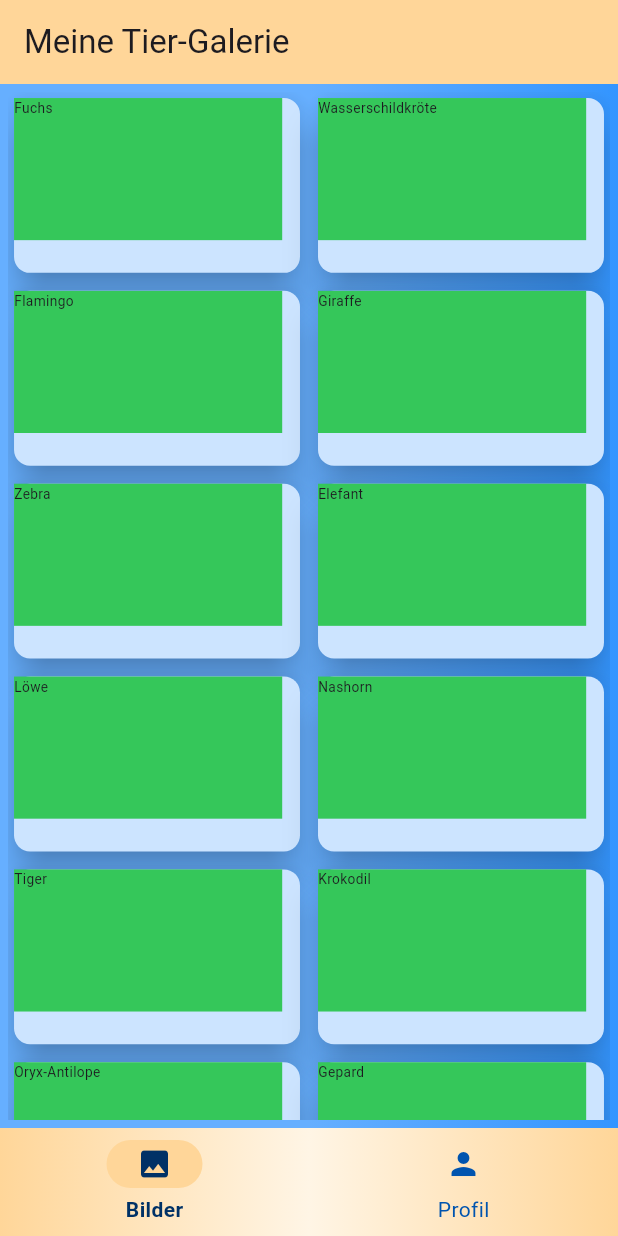
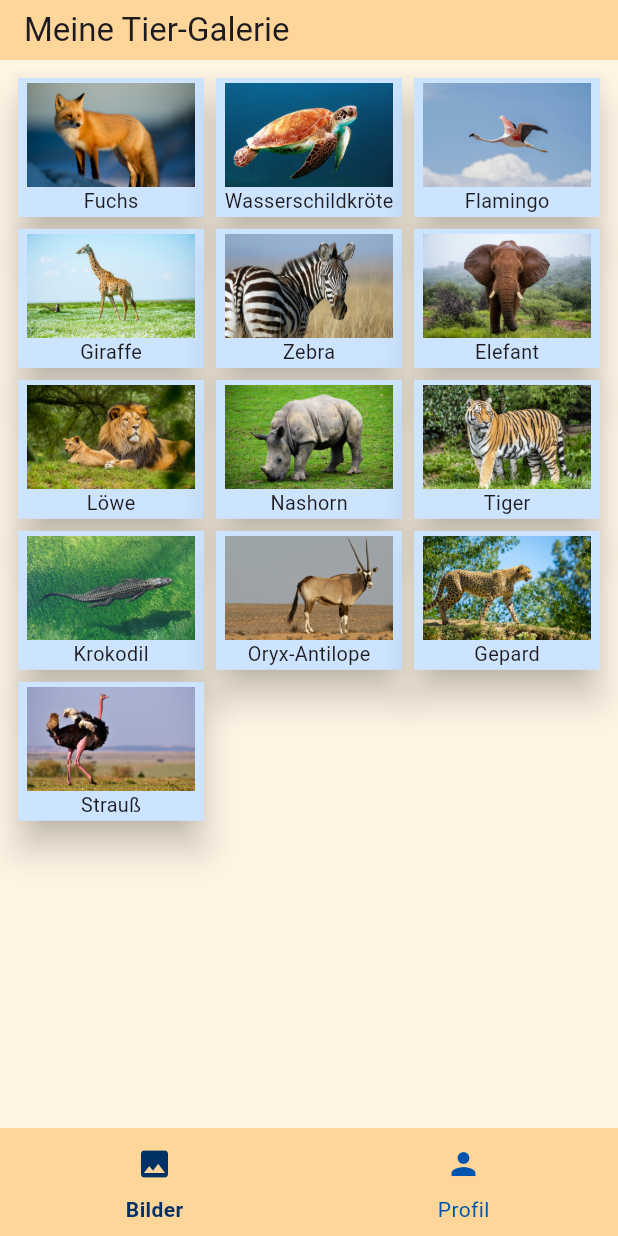
Before and after one commit to JuergenKuck/image_gallery, a Flutter app: the screen it shows after launch, on a phone screen of 412 x 824 dp. Run offline on Flutter 3.47's test engine with Material 3 defaults, Android fonts, the phone set to English and light mode, and no system bars.

```diff
--- a/lib/main_app.dart
+++ b/lib/main_app.dart
@@ -6,6 +6,6 @@ class MainApp extends StatelessWidget {
 
   @override
   Widget build(BuildContext context) {
-    return const MaterialApp(home: MainScreen());
+    return const MaterialApp(debugShowCheckedModeBanner: false, home: MainScreen());
   }
 }
--- a/lib/screen/image_screen.dart
+++ b/lib/screen/image_screen.dart
@@ -1,11 +1,9 @@
 import 'package:flutter/material.dart';
+import 'package:image_gallery/screen/detail_screen.dart';
 import 'package:image_gallery/src/gallery.dart';
+import 'package:image_gallery/src/image_card.dart';
 import 'package:image_gallery/utility/app_colors.dart';
-import 'package:image_gallery/utility/box_decoration_blue.dart';
 import 'package:image_gallery/utility/grid_helper.dart';
-
-double pd = 0;
-double pd16 = 0;
 
 GridHelper gh = GridHelper();
 
@@ -16,19 +14,18 @@ class ImageScreen extends StatelessWidget {
 
   @override
   Widget build(BuildContext context) {
-    pd = MediaQuery.of(context).size.width / 616;
-    pd16 = pd * 8;
     return Container(
-      decoration: boxDecorationBlue(),
+      color: AppColors.orange100,
       child: Padding(
-        padding: EdgeInsets.all(pd16),
+        padding: EdgeInsets.all(8),
         child: LayoutBuilder(builder: (context, constraints) {
           gh = GridHelper(
             constraints: constraints,
-            crossAxisCount: 2,
-            ePerc: 5,
-            ft: 2,
-            quotBH: 1400 / 742,
+            crossAxisCount: 3,
+            ePerc: 2.5,
+            ft: 6,
+            quotBH: 1200 / 742,
+            spacingRelatedPerc: 0,
           );
           return GridView.count(
             crossAxisCount: gh.crossAxisCount,
@@ -49,53 +46,14 @@ class ImageScreen extends StatelessWidget {
       myWidgets.add(
         GestureDetector(
           onTap: () {
-            showDialog(
-              context: context,
-              builder: (context) {
-                return AlertDialog(
-                  content: Column(
-                    children: [
-                      Expanded(child: Image.asset(galleryItem.imagePath)),
-                      Text(galleryItem.imageDescription),
-                    ],
-                  ),
-                  actions: [
-                    TextButton(
-                      onPressed: () {
-                        Navigator.of(context).pop(); // Schließt den Dialog
-                      },
-                      child: Text("Schließen"),
-                    ),
-                  ],
-                );
-              },
+            Navigator.push(
+              context,
+              MaterialPageRoute(builder: (context) => DetailScreen(galleryItem: galleryItem)),
             );
           },
-          child: Card(
-            elevation: 10,
-            color: AppColors.backBlue,
-            shape: RoundedRectangleBorder(
-              borderRadius: BorderRadius.all(Radius.circular(pd * 16)),
-            ),
-            child: Stack(
-              children: [
-                //                  Expanded(
-                Container(
-                  color: AppColors.green500,
-                  width: gh.width,
-                  height: gh.height,
-                ),
-                /*
-                      child: Image.asset(
-                        galleryItem.imagePath,
-                        fit: BoxFit.contain, //fit: BoxFit.contain,
-            */
-
-                //                      ),
-                //                  ),
-                Text(galleryItem.imageTitle, style: TextStyle(fontSize: 13.68 * pd)),
-              ],
-            ),
+          child: ImageCard(
+            galleryItem: galleryItem,
+            gridHelper: gh,
           ),
         ),
       );
--- a/lib/screen/main_screen.dart
+++ b/lib/screen/main_screen.dart
@@ -2,8 +2,6 @@ import 'package:flutter/material.dart';
 import 'package:image_gallery/screen/image_screen.dart';
 import 'package:image_gallery/screen/profile_screen.dart';
 import 'package:image_gallery/utility/app_colors.dart';
-
-import 'package:image_gallery/utility/box_decoration_orange.dart';
 
 class MainScreen extends StatefulWidget {
   const MainScreen({super.key});
@@ -22,13 +20,19 @@ class _MainScreenState extends State<MainScreen> {
   @override
   Widget build(BuildContext context) {
     return Scaffold(
-      appBar: AppBar(title: Text("Meine Tier-Galerie"), backgroundColor: AppColors.orange300),
+      appBar: PreferredSize(
+        preferredSize: Size.fromHeight(40.0),
+        child: AppBar(
+          title: Text("Meine Tier-Galerie"),
+          backgroundColor: AppColors.orange300,
+        ),
+      ),
       body: Center(child: _pages[_pageIndex]),
       bottomNavigationBar: Stack(
         children: [
           Container(
             height: kBottomNavigationBarHeight + 16,
-            decoration: boxDecorationOrange(), // Deine eigene Gradient-/Dekofunktion
+            color: AppColors.orange300,
           ),
           NavigationBarTheme(
             data: NavigationBarThemeData(
--- /dev/null
+++ b/lib/src/image_card.dart
@@ -0,0 +1,45 @@
+import 'package:flutter/material.dart';
+import 'package:image_gallery/src/gallery.dart';
+import 'package:image_gallery/utility/app_colors.dart';
+import 'package:image_gallery/utility/grid_helper.dart';
+
+class ImageCard extends StatelessWidget {
+  final GalleryItem galleryItem;
+  final GridHelper gridHelper;
+
+  const ImageCard({
+    super.key,
+    required this.galleryItem,
+    required this.gridHelper,
+  });
+
+  @override
+  Widget build(BuildContext context) {
+    return Card(
+      elevation: 10,
+      color: AppColors.backBlue,
+      shape: RoundedRectangleBorder(
+        borderRadius: BorderRadius.all(Radius.circular(0)),
+      ),
+      child: Column(
+        children: [
+          //                  Expanded(
+          Padding(
+            padding: EdgeInsets.only(left: gridHelper.e, right: gridHelper.e, top: gridHelper.e),
+            child: SizedBox(
+              width: gridHelper.width,
+              height: gridHelper.height - 8, //das gridViw ist genau um 8 Pixel weniger hoch, als gedacht
+              child: Image.asset(
+                height: gridHelper.height - 8,
+                galleryItem.imagePath,
+                fit: BoxFit.contain, //fit: BoxFit.contain,
+              ),
+            ),
+          ),
+          Text(galleryItem.imageTitle,
+              overflow: TextOverflow.ellipsis, maxLines: 1, style: TextStyle(fontSize: gridHelper.et / 1.5)),
+        ],
+      ),
+    );
+  }
+}
--- a/lib/utility/box_decoration_blue.dart
+++ b/lib/utility/box_decoration_blue.dart
@@ -4,7 +4,7 @@ import 'package:image_gallery/utility/app_colors.dart';
 BoxDecoration boxDecorationBlue() {
   return BoxDecoration(
     gradient: LinearGradient(
-      colors: [AppColors.blue300, AppColors.blue300, AppColors.blue400], // Farbverlauf
+      colors: [AppColors.blue200, AppColors.blue200, AppColors.blue300], // Farbverlauf
       stops: [0.0, 0.5, 1.0], // Start, Mitte, Ende
       begin: Alignment.centerLeft,
       end: Alignment.centerRight,
--- a/lib/utility/grid_helper.dart
+++ b/lib/utility/grid_helper.dart
@@ -17,7 +17,7 @@ class GridHelper {
     this.crossAxisCount = 2,
     this.ePerc = 5,
     this.ft = 2,
-    this.quotBH = 1400 / 742,
+    this.quotBH = 1400.0 / 742.0,
     this.spacingRelatedPerc = 1,
   }) {
     widthConstraints = constraints.maxWidth;
```
Also changed, not shown: lib/screen/detail_screen.dart (added, +55 -0 lines), lib/utility/screen_helper.dart (deleted, +0 -116 lines).
